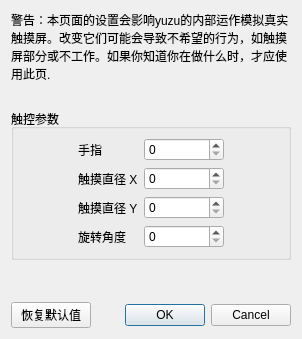
The window that src/yuzu/configuration/configure_touchscreen_advanced.ui (formylover/yuzu-early-access) describes before a commit, drawn with Qt 5.
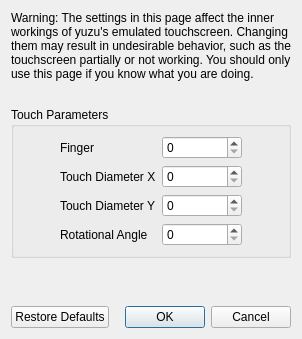
The same window after the commit.

```diff
--- a/src/yuzu/configuration/configure_touchscreen_advanced.ui
+++ b/src/yuzu/configuration/configure_touchscreen_advanced.ui
@@ -23,7 +23,7 @@
       </size>
      </property>
      <property name="text">
-      <string>警告：本页面的设置会影响yuzu的内部运作模拟真实触摸屏。改变它们可能会导致不希望的行为，如触摸屏部分或不工作。如果你知道你在做什么时，才应使用此页.</string>
+      <string>Warning: The settings in this page affect the inner workings of yuzu's emulated touchscreen. Changing them may result in undesirable behavior, such as the touchscreen partially or not working. You should only use this page if you know what you are doing.</string>
      </property>
      <property name="wordWrap">
       <bool>true</bool>
@@ -49,7 +49,7 @@
    <item>
     <widget class="QGroupBox" name="gridGroupBox">
      <property name="title">
-      <string>触控参数</string>
+      <string>Touch Parameters</string>
      </property>
      <layout class="QGridLayout" name="gridLayout">
       <item row="0" column="0">
@@ -68,14 +68,14 @@
       <item row="2" column="1">
        <widget class="QLabel" name="label_4">
         <property name="text">
-         <string>触摸直径 Y</string>
+         <string>Touch Diameter Y</string>
         </property>
        </widget>
       </item>
       <item row="0" column="1">
        <widget class="QLabel" name="label">
         <property name="text">
-         <string>手指</string>
+         <string>Finger</string>
         </property>
        </widget>
       </item>
@@ -95,7 +95,7 @@
       <item row="1" column="1">
        <widget class="QLabel" name="label_3">
         <property name="text">
-         <string>触摸直径 X</string>
+         <string>Touch Diameter X</string>
         </property>
        </widget>
       </item>
@@ -112,7 +112,7 @@
       <item row="3" column="1">
        <widget class="QLabel" name="label_5">
         <property name="text">
-         <string>旋转角度</string>
+         <string>Rotational Angle</string>
         </property>
        </widget>
       </item>
@@ -146,7 +146,7 @@
      <item>
       <widget class="QPushButton" name="restore_defaults_button">
        <property name="text">
-        <string>恢复默认值</string>
+        <string>Restore Defaults</string>
        </property>
       </widget>
      </item>
```
Left out of the diff: 2 changed lines with no effect on the pictures.
